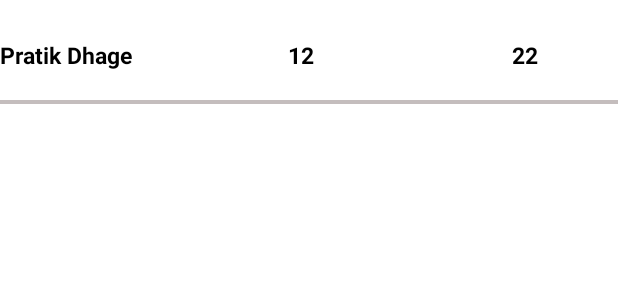
After one commit to Pratik-Dhage/SmartCallNew, an Android app: the layout item_dashboard.xml on its own in the app's theme, with its tools: preview values and no code run, on a phone screen of 412 x 824 dp. The commit adds this screen. Shown: the top 300 px of the screen. Run offline under Robolectric (Android 15) with nearby library versions, the phone set to English and light mode, and no system bars.

Commit message:
MainDashBoardAdapter added with item_dashboard

```diff
--- /dev/null
+++ b/app/src/main/java/com/example/test/lead/adapter/LeadListAdapter.java
@@ -0,0 +1,44 @@
+package com.example.test.lead.adapter;
+
+import android.view.LayoutInflater;
+import android.view.View;
+import android.view.ViewGroup;
+
+import androidx.annotation.NonNull;
+import androidx.databinding.DataBindingUtil;
+import androidx.recyclerview.widget.RecyclerView;
+
+import com.example.test.R;
+import com.example.test.databinding.ItemLeadListBinding;
+
+public class LeadListAdapter extends RecyclerView.Adapter<LeadListAdapter.MyViewHolderClass> {
+
+
+
+    @NonNull
+    @Override
+    public MyViewHolderClass onCreateViewHolder(@NonNull ViewGroup parent, int viewType) {
+
+        ItemLeadListBinding view = DataBindingUtil.inflate(LayoutInflater.from(parent.getContext()), R.layout.item_lead_list, null, false) ;
+        return new MyViewHolderClass(view);
+
+    }
+
+    @Override
+    public void onBindViewHolder(@NonNull MyViewHolderClass holder, int position) {
+
+    }
+
+    @Override
+    public int getItemCount() {
+        return 0;
+    }
+
+    class MyViewHolderClass extends RecyclerView.ViewHolder {
+
+        public MyViewHolderClass(ItemLeadListBinding binding) {
+            super(binding.getRoot());
+
+        }
+    }
+}
--- a/app/src/main/java/com/example/test/adapter/LeadListAdapter.java
+++ b/app/src/main/java/com/example/test/main_dashboard/adapter/MainDashBoardAdapter.java
@@ -1,7 +1,6 @@
-package com.example.test.adapter;
+package com.example.test.main_dashboard.adapter;
 
 import android.view.LayoutInflater;
-import android.view.View;
 import android.view.ViewGroup;
 
 import androidx.annotation.NonNull;
@@ -9,19 +8,18 @@ import androidx.databinding.DataBindingUtil;
 import androidx.recyclerview.widget.RecyclerView;
 
 import com.example.test.R;
+import com.example.test.databinding.ItemDashboardBinding;
 import com.example.test.databinding.ItemLeadListBinding;
+import com.example.test.lead.adapter.LeadListAdapter;
 
-public class LeadListAdapter extends RecyclerView.Adapter<LeadListAdapter.MyViewHolderClass> {
-
+public class MainDashBoardAdapter extends RecyclerView.Adapter<MainDashBoardAdapter.MyViewHolderClass> {
 
 
     @NonNull
     @Override
     public MyViewHolderClass onCreateViewHolder(@NonNull ViewGroup parent, int viewType) {
-
-        ItemLeadListBinding view = DataBindingUtil.inflate(LayoutInflater.from(parent.getContext()), R.layout.item_lead_list, null, false) ;
+        ItemDashboardBinding view = DataBindingUtil.inflate(LayoutInflater.from(parent.getContext()), R.layout.item_dashboard, null, false) ;
         return new MyViewHolderClass(view);
-
     }
 
     @Override
@@ -36,9 +34,11 @@ public class LeadListAdapter extends RecyclerView.Adapter<LeadListAdapter.MyView
 
     class MyViewHolderClass extends RecyclerView.ViewHolder {
 
-        public MyViewHolderClass(ItemLeadListBinding binding) {
+        public MyViewHolderClass(ItemDashboardBinding binding) {
             super(binding.getRoot());
 
         }
+
     }
+
 }
--- a/app/src/main/res/layout/activity_leads.xml
+++ b/app/src/main/res/layout/activity_leads.xml
@@ -35,7 +35,6 @@
             android:layout_height="wrap_content"
             android:layout_marginTop="@dimen/_5sdp"
             android:fillViewport="true"
-            app:layout_constraintBottom_toTopOf="@id/leadFloatingActionButton"
             app:layout_constraintTop_toBottomOf="@id/toolbar">
 
             <androidx.constraintlayout.widget.ConstraintLayout
--- /dev/null
+++ b/app/src/main/res/layout/item_dashboard.xml
@@ -0,0 +1,47 @@
+<?xml version="1.0" encoding="utf-8"?>
+<layout xmlns:app="http://schemas.android.com/apk/res-auto"
+    xmlns:tools="http://schemas.android.com/tools">
+<androidx.constraintlayout.widget.ConstraintLayout xmlns:android="http://schemas.android.com/apk/res/android"
+    android:layout_width="match_parent"
+    style="@style/MainConstraintStyle"
+    android:layout_height="match_parent">
+
+    <TextView
+        android:id="@+id/txtDashBoardListName"
+        tools:text="Pratik Dhage"
+        app:layout_constraintTop_toTopOf="parent"
+        android:layout_marginTop="@dimen/_20sdp"
+        app:layout_constraintStart_toStartOf="parent"
+        style="@style/common_text_style"/>
+
+    <TextView
+        android:id="@+id/txtCompletedCalls"
+        tools:text="12"
+        app:layout_constraintTop_toTopOf="parent"
+        android:layout_marginTop="@dimen/_20sdp"
+        android:layout_marginStart="@dimen/_80sdp"
+        app:layout_constraintStart_toEndOf="@id/txtDashBoardListName"
+        style="@style/common_text_style"/>
+
+    <TextView
+        android:id="@+id/txtPendingCalls"
+        tools:text="22"
+        app:layout_constraintTop_toTopOf="parent"
+        app:layout_constraintEnd_toEndOf="parent"
+        android:layout_marginTop="@dimen/_20sdp"
+        android:layout_marginStart="@dimen/_60sdp"
+        app:layout_constraintStart_toEndOf="@id/txtCompletedCalls"
+        style="@style/common_text_style"/>
+
+
+    <View
+        android:id="@+id/viewBorder"
+        style="@style/viewBorderStyle"
+        android:layout_marginTop="@dimen/_15sdp"
+        app:layout_constraintEnd_toEndOf="parent"
+        app:layout_constraintStart_toStartOf="parent"
+        app:layout_constraintTop_toBottomOf="@id/txtDashBoardListName" />
+
+
+</androidx.constraintlayout.widget.ConstraintLayout>
+</layout>
```
